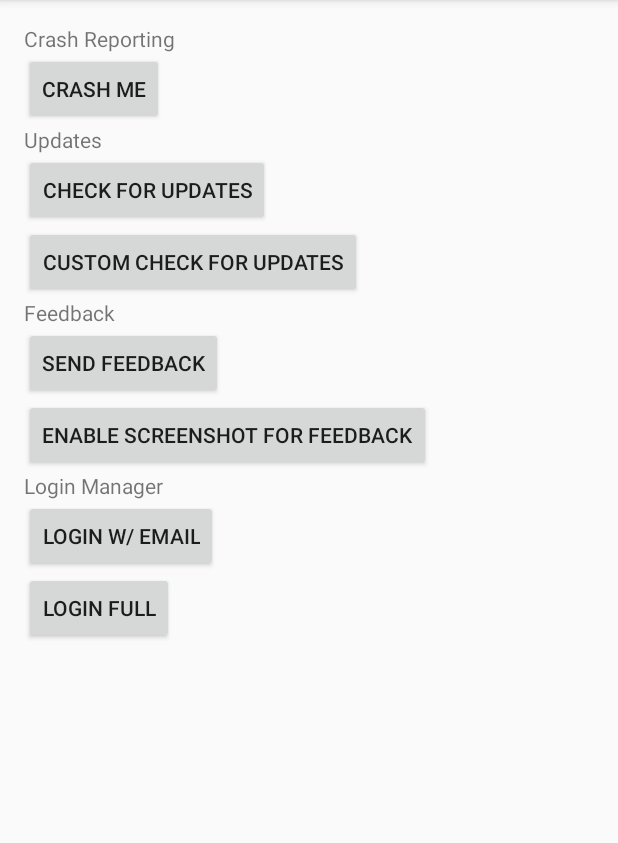
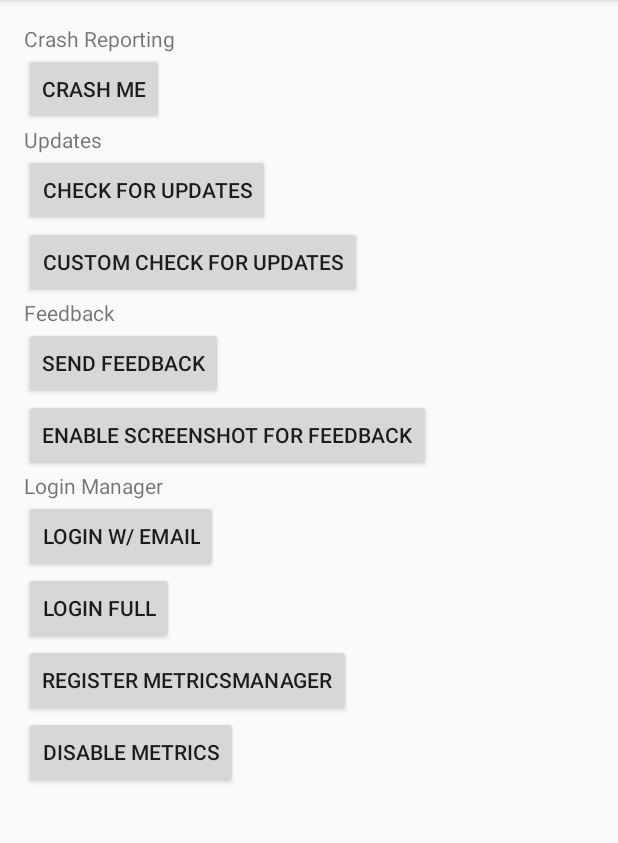
Before and after one commit to bitstadium/HockeySDK-AndroidDemo, an Android app: the screen it shows after launch (MainActivity), on a phone screen of 412 x 824 dp, the part 84-927 px from its top. Run offline under Robolectric (Android 15) with nearby library versions, the phone set to English and light mode, and no system bars; libraries missing offline, so code that uses them is left out: net.hockeyapp.android; 3 statements that could not run were skipped.

Commit message:
Add buttons and logic to test user metrics

```diff
--- a/app/src/main/java/net/hockeyapp/demo/android/MainActivity.java
+++ b/app/src/main/java/net/hockeyapp/demo/android/MainActivity.java
@@ -16,36 +16,6 @@ import org.json.JSONArray;
 import java.util.ArrayList;
 import java.util.List;
 
-/**
- * <h3>License</h3>
- * <p/>
- * <pre>
- * Copyright (c) 2011-2015 Bit Stadium GmbH
- *
- * Permission is hereby granted, free of charge, to any person
- * obtaining a copy of this software and associated documentation
- * files (the "Software"), to deal in the Software without
- * restriction, including without limitation the rights to use,
- * copy, modify, merge, publish, distribute, sublicense, and/or sell
- * copies of the Software, and to permit persons to whom the
- * Software is furnished to do so, subject to the following
- * conditions:
- *
- * The above copyright notice and this permission notice shall be
- * included in all copies or substantial portions of the Software.
- *
- * THE SOFTWARE IS PROVIDED "AS IS", WITHOUT WARRANTY OF ANY KIND,
- * EXPRESS OR IMPLIED, INCLUDING BUT NOT LIMITED TO THE WARRANTIES
- * OF MERCHANTABILITY, FITNESS FOR A PARTICULAR PURPOSE AND
- * NONINFRINGEMENT. IN NO EVENT SHALL THE AUTHORS OR COPYRIGHT
- * HOLDERS BE LIABLE FOR ANY CLAIM, DAMAGES OR OTHER LIABILITY,
- * WHETHER IN AN ACTION OF CONTRACT, TORT OR OTHERWISE, ARISING
- * FROM, OUT OF OR IN CONNECTION WITH THE SOFTWARE OR THE USE OR
- * OTHER DEALINGS IN THE SOFTWARE.
- * </pre>
- *
- * @author Matthias Wenz
- */
 public class MainActivity extends AppCompatActivity {
 
     private boolean mScreenshotActivitySet;
@@ -136,7 +106,31 @@ public class MainActivity extends AppCompatActivity {
         });
 
 
-        MetricsManager.register(this, getApplication());
+        Button registerMetricsManagerButton = (Button) findViewById(R.id.button_init_metrics);
+        registerMetricsManagerButton.setOnClickListener(new View.OnClickListener() {
+            @Override
+            public void onClick(View v) {
+                MetricsManager.register(MainActivity.this, getApplication());
+            }
+        });
+
+        final Button enableMetricsButton = (Button) findViewById(R.id.button_enable_metrics);
+        enableMetricsButton.setOnClickListener(new View.OnClickListener() {
+            @Override
+            public void onClick(View v) {
+                if(MetricsManager.sessionTrackingEnabled()) {
+                    MetricsManager.setSessionTrackingDisabled(true);
+                    enableMetricsButton.setText(getText(R.string.action_erable_metrics));
+                }
+                else {
+                    MetricsManager.setSessionTrackingDisabled(false);
+                    enableMetricsButton.setText(getText(R.string.action_disable_metrics));
+
+                }
+            }
+        });
+
+
         HockeyLog.setLogLevel(Log.VERBOSE);
     }
 
--- a/app/src/main/res/layout/activity_main.xml
+++ b/app/src/main/res/layout/activity_main.xml
@@ -85,6 +85,19 @@
             android:layout_height="wrap_content"
             android:text="@string/action_login_full"/>
 
+        <Button
+            android:id="@+id/button_init_metrics"
+            android:layout_width="wrap_content"
+            android:layout_height="wrap_content"
+            android:text="@string/action_init_metrics"
+            />
+
+        <Button
+            android:id="@+id/button_enable_metrics"
+            android:layout_width="wrap_content"
+            android:layout_height="wrap_content"
+            android:text="@string/action_disable_metrics"/>
+
     </LinearLayout>
 
 </ScrollView>
--- a/app/src/main/res/values/strings.xml
+++ b/app/src/main/res/values/strings.xml
@@ -25,6 +25,9 @@
     <string name="ok">OK</string>
     <string name="updates_title">Update available</string>
     <string name="updates_message">An update is available for download.</string>
+    <string name="action_init_metrics">Register MetricsManager</string>
+    <string name="action_disable_metrics">Disable Metrics</string>
+    <string name="action_erable_metrics">Enable Metrics</string>
 
 
 </resources>
```
